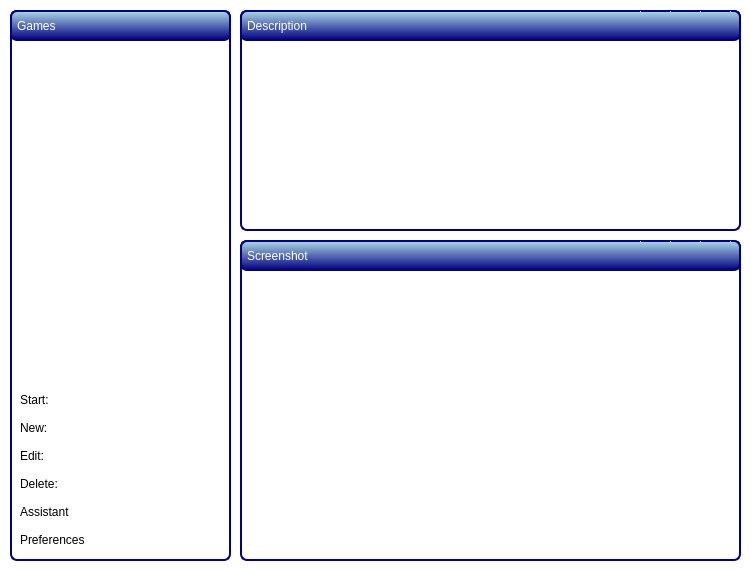
First picture: the form in dboxfe/ui/dboxfe.ui, repository LasDesu/DBoxFE, before the edit.
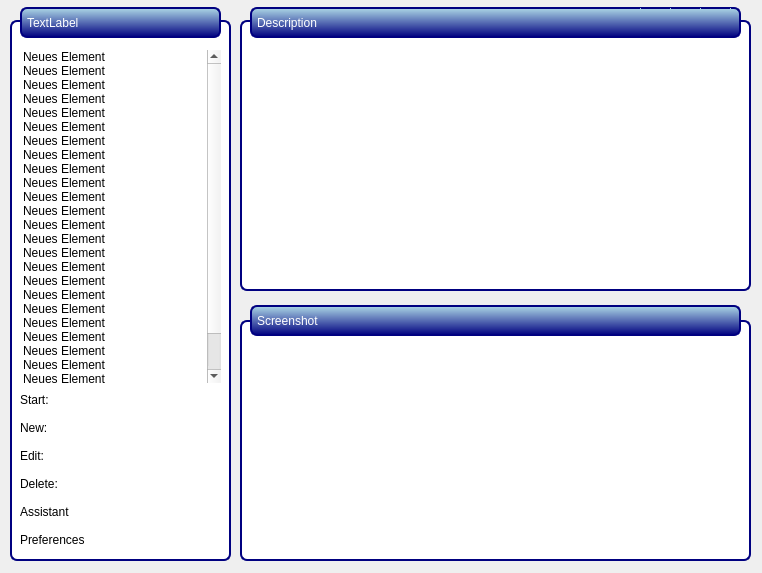
Second picture: the form after the edit. Icons and pictures are not drawn.

```diff
--- a/dboxfe/ui/dboxfe.ui
+++ b/dboxfe/ui/dboxfe.ui
@@ -1,49 +1,39 @@
 <ui version="4.0" >
  <class>UiDBoxFE</class>
  <widget class="QWidget" name="UiDBoxFE" >
-  <property name="enabled" >
-   <bool>true</bool>
-  </property>
   <property name="geometry" >
    <rect>
     <x>0</x>
     <y>0</y>
-    <width>751</width>
-    <height>570</height>
+    <width>762</width>
+    <height>573</height>
    </rect>
   </property>
-  <property name="minimumSize" >
-   <size>
-    <width>751</width>
-    <height>570</height>
-   </size>
-  </property>
-  <property name="maximumSize" >
-   <size>
-    <width>751</width>
-    <height>570</height>
-   </size>
-  </property>
   <property name="windowTitle" >
    <string>DBoxFE - Startscreen</string>
   </property>
   <property name="styleSheet" >
-   <string notr="true" >#UiDBoxFE {
-	background-color: white;
-}
+   <string notr="true" >#textEditGameDescription {
+	padding-top: 20px;
+	padding-bottom: 5px;
+	padding-left: 5px;
+	padding-right: 5px;
 
-#frameGameScreenshot {
+	border: solid;
 	border-width: 2px;
-	padding: 1px;
 	border-style: solid;
 	border-color: navy;
 	border-radius: 7px;
 	background-color: white;
 }
 
-#frameGameDescription {
+#labelGameScreenshot {
+	padding-top: 20px;
+	padding-bottom: 5px;
+	padding-left: 5px;
+	padding-right: 5px;
+	border: solid;
 	border-width: 2px;
-	padding: 1px;
 	border-style: solid;
 	border-color: navy;
 	border-radius: 7px;
@@ -156,47 +146,237 @@
 	border-right: none;
 	border-radius: 1px;
 }
+
+#listWidgetGames {
+	selection-background-color: qlineargradient(x1: 0, y1: 0, x2: 0, y2: 1, stop: 0 lightblue, stop: 1 navy);
+	border: none;
+	background-color: white;
+}
 </string>
   </property>
-  <widget class="QFrame" name="frameGame" >
+  <widget class="QLabel" name="labelGameScreenshot" >
+   <property name="enabled" >
+    <bool>true</bool>
+   </property>
+   <property name="geometry" >
+    <rect>
+     <x>240</x>
+     <y>320</y>
+     <width>511</width>
+     <height>241</height>
+    </rect>
+   </property>
+   <property name="contextMenuPolicy" >
+    <enum>Qt::CustomContextMenu</enum>
+   </property>
+   <property name="styleSheet" >
+    <string notr="true" />
+   </property>
+   <property name="text" >
+    <string/>
+   </property>
+   <property name="scaledContents" >
+    <bool>true</bool>
+   </property>
+  </widget>
+  <widget class="QToolButton" name="btnOpenScreenCapture" >
+   <property name="geometry" >
+    <rect>
+     <x>640</x>
+     <y>305</y>
+     <width>31</width>
+     <height>31</height>
+    </rect>
+   </property>
+   <property name="statusTip" >
+    <string>Open screen capture</string>
+   </property>
+   <property name="styleSheet" >
+    <string notr="true" />
+   </property>
+   <property name="icon" >
+    <iconset resource="../../resource/dboxfe.qrc" >
+     <normaloff>:/pics/images/folder-open_16.png</normaloff>:/pics/images/folder-open_16.png</iconset>
+   </property>
+  </widget>
+  <widget class="QToolButton" name="btnApplyScreenCapture" >
+   <property name="geometry" >
+    <rect>
+     <x>670</x>
+     <y>305</y>
+     <width>31</width>
+     <height>31</height>
+    </rect>
+   </property>
+   <property name="styleSheet" >
+    <string notr="true" />
+   </property>
+   <property name="icon" >
+    <iconset resource="../../resource/dboxfe.qrc" >
+     <normaloff>:/pics/images/apply_16.png</normaloff>:/pics/images/apply_16.png</iconset>
+   </property>
+  </widget>
+  <widget class="QToolButton" name="btnClearScreenCapture" >
+   <property name="geometry" >
+    <rect>
+     <x>700</x>
+     <y>305</y>
+     <width>31</width>
+     <height>31</height>
+    </rect>
+   </property>
+   <property name="styleSheet" >
+    <string notr="true" />
+   </property>
+   <property name="icon" >
+    <iconset resource="../../resource/dboxfe.qrc" >
+     <normaloff>:/pics/images/cancel_16.png</normaloff>:/pics/images/cancel_16.png</iconset>
+   </property>
+  </widget>
+  <widget class="QLabel" name="labelGameSreenshotHeader" >
+   <property name="geometry" >
+    <rect>
+     <x>250</x>
+     <y>305</y>
+     <width>491</width>
+     <height>31</height>
+    </rect>
+   </property>
+   <property name="minimumSize" >
+    <size>
+     <width>0</width>
+     <height>31</height>
+    </size>
+   </property>
+   <property name="maximumSize" >
+    <size>
+     <width>16777215</width>
+     <height>31</height>
+    </size>
+   </property>
+   <property name="styleSheet" >
+    <string notr="true" />
+   </property>
+   <property name="frameShape" >
+    <enum>QFrame::StyledPanel</enum>
+   </property>
+   <property name="text" >
+    <string>Screenshot</string>
+   </property>
+  </widget>
+  <widget class="QTextEdit" name="textEditGameDescription" >
+   <property name="enabled" >
+    <bool>true</bool>
+   </property>
+   <property name="geometry" >
+    <rect>
+     <x>240</x>
+     <y>20</y>
+     <width>511</width>
+     <height>271</height>
+    </rect>
+   </property>
+   <property name="cursor" stdset="0" >
+    <cursorShape>IBeamCursor</cursorShape>
+   </property>
+   <property name="contextMenuPolicy" >
+    <enum>Qt::CustomContextMenu</enum>
+   </property>
+   <property name="styleSheet" >
+    <string notr="true" />
+   </property>
+  </widget>
+  <widget class="QLabel" name="labelGameDescriptionHeader" >
+   <property name="geometry" >
+    <rect>
+     <x>250</x>
+     <y>7</y>
+     <width>491</width>
+     <height>31</height>
+    </rect>
+   </property>
+   <property name="styleSheet" >
+    <string notr="true" />
+   </property>
+   <property name="frameShape" >
+    <enum>QFrame::StyledPanel</enum>
+   </property>
+   <property name="text" >
+    <string>Description</string>
+   </property>
+  </widget>
+  <widget class="QToolButton" name="btnOpenDescriptionText" >
+   <property name="geometry" >
+    <rect>
+     <x>640</x>
+     <y>7</y>
+     <width>31</width>
+     <height>31</height>
+    </rect>
+   </property>
+   <property name="styleSheet" >
+    <string notr="true" />
+   </property>
+   <property name="icon" >
+    <iconset resource="../../resource/dboxfe.qrc" >
+     <normaloff>:/pics/images/folder-open_16.png</normaloff>:/pics/images/folder-open_16.png</iconset>
+   </property>
+  </widget>
+  <widget class="QToolButton" name="btnApplyDescriptionText" >
+   <property name="geometry" >
+    <rect>
+     <x>670</x>
+     <y>7</y>
+     <width>31</width>
+     <height>31</height>
+    </rect>
+   </property>
+   <property name="styleSheet" >
+    <string notr="true" />
+   </property>
+   <property name="icon" >
+    <iconset resource="../../resource/dboxfe.qrc" >
+     <normaloff>:/pics/images/apply_16.png</normaloff>:/pics/images/apply_16.png</iconset>
+   </property>
+  </widget>
+  <widget class="QToolButton" name="btnClearDescriptionText" >
+   <property name="geometry" >
+    <rect>
+     <x>700</x>
+     <y>7</y>
+     <width>31</width>
+     <height>31</height>
+    </rect>
+   </property>
+   <property name="styleSheet" >
+    <string notr="true" />
+   </property>
+   <property name="icon" >
+    <iconset resource="../../resource/dboxfe.qrc" >
+     <normaloff>:/pics/images/cancel_16.png</normaloff>:/pics/images/cancel_16.png</iconset>
+   </property>
+  </widget>
+  <widget class="QLabel" name="frameGame" >
    <property name="geometry" >
     <rect>
      <x>10</x>
-     <y>10</y>
+     <y>20</y>
      <width>221</width>
-     <height>551</height>
+     <height>541</height>
     </rect>
    </property>
    <property name="styleSheet" >
     <string notr="true" />
-   </property>
-   <property name="frameShape" >
-    <enum>QFrame::StyledPanel</enum>
-   </property>
-   <widget class="QLabel" name="labelGameHeader" >
-    <property name="geometry" >
-     <rect>
-      <x>0</x>
-      <y>0</y>
-      <width>221</width>
-      <height>31</height>
-     </rect>
-    </property>
-    <property name="styleSheet" >
-     <string notr="true" />
-    </property>
-    <property name="frameShape" >
-     <enum>QFrame::StyledPanel</enum>
     </property>
     <property name="text" >
-     <string>Games</string>
+    <string/>
     </property>
    </widget>
    <widget class="QWidget" name="layoutWidget" >
     <property name="geometry" >
      <rect>
-      <x>10</x>
-      <y>40</y>
+     <x>20</x>
+     <y>50</y>
       <width>201</width>
       <height>501</height>
      </rect>
@@ -208,9 +388,138 @@
         <enum>Qt::CustomContextMenu</enum>
        </property>
        <property name="styleSheet" >
-        <string notr="true" >selection-background-color: qlineargradient(x1: 0, y1: 0, x2: 0, y2: 1, stop: 0 lightblue, stop: 1 navy);
-border: none;</string>
-       </property>
+       <string notr="true" />
+      </property>
+      <item>
+       <property name="text" >
+        <string>Neues Element</string>
+       </property>
+      </item>
+      <item>
+       <property name="text" >
+        <string>Neues Element</string>
+       </property>
+      </item>
+      <item>
+       <property name="text" >
+        <string>Neues Element</string>
+       </property>
+      </item>
+      <item>
+       <property name="text" >
+        <string>Neues Element</string>
+       </property>
+      </item>
+      <item>
+       <property name="text" >
+        <string>Neues Element</string>
+       </property>
+      </item>
+      <item>
+       <property name="text" >
+        <string>Neues Element</string>
+       </property>
+      </item>
+      <item>
+       <property name="text" >
+        <string>Neues Element</string>
+       </property>
+      </item>
+      <item>
+       <property name="text" >
+        <string>Neues Element</string>
+       </property>
+      </item>
+      <item>
+       <property name="text" >
+        <string>Neues Element</string>
+       </property>
+      </item>
+      <item>
+       <property name="text" >
+        <string>Neues Element</string>
+       </property>
+      </item>
+      <item>
+       <property name="text" >
+        <string>Neues Element</string>
+       </property>
+      </item>
+      <item>
+       <property name="text" >
+        <string>Neues Element</string>
+       </property>
+      </item>
+      <item>
+       <property name="text" >
+        <string>Neues Element</string>
+       </property>
+      </item>
+      <item>
+       <property name="text" >
+        <string>Neues Element</string>
+       </property>
+      </item>
+      <item>
+       <property name="text" >
+        <string>Neues Element</string>
+       </property>
+      </item>
+      <item>
+       <property name="text" >
+        <string>Neues Element</string>
+       </property>
+      </item>
+      <item>
+       <property name="text" >
+        <string>Neues Element</string>
+       </property>
+      </item>
+      <item>
+       <property name="text" >
+        <string>Neues Element</string>
+       </property>
+      </item>
+      <item>
+       <property name="text" >
+        <string>Neues Element</string>
+       </property>
+      </item>
+      <item>
+       <property name="text" >
+        <string>Neues Element</string>
+       </property>
+      </item>
+      <item>
+       <property name="text" >
+        <string>Neues Element</string>
+       </property>
+      </item>
+      <item>
+       <property name="text" >
+        <string>Neues Element</string>
+       </property>
+      </item>
+      <item>
+       <property name="text" >
+        <string>Neues Element</string>
+       </property>
+      </item>
+      <item>
+       <property name="text" >
+        <string>Neues Element</string>
+       </property>
+      </item>
+      <item>
+       <property name="text" >
+        <string>Neues Element</string>
+       </property>
+      </item>
+      <item>
+       <property name="text" >
+        <string>Neues Element</string>
+       </property>
+      </item>
       </widget>
      </item>
      <item row="1" column="0" >
@@ -531,236 +840,21 @@
      </item>
     </layout>
    </widget>
-  </widget>
-  <widget class="QFrame" name="frameGameScreenshot" >
+  <widget class="QLabel" name="labelGameHeader" >
    <property name="geometry" >
     <rect>
-     <x>240</x>
-     <y>240</y>
-     <width>501</width>
-     <height>321</height>
-    </rect>
-   </property>
-   <property name="styleSheet" >
-    <string notr="true" />
-   </property>
-   <property name="frameShape" >
-    <enum>QFrame::StyledPanel</enum>
-   </property>
-   <widget class="QLabel" name="labelGameScreenshot" >
-    <property name="enabled" >
-     <bool>true</bool>
-    </property>
-    <property name="geometry" >
-     <rect>
-      <x>10</x>
-      <y>42</y>
-      <width>481</width>
-      <height>271</height>
-     </rect>
-    </property>
-    <property name="contextMenuPolicy" >
-     <enum>Qt::CustomContextMenu</enum>
-    </property>
-    <property name="styleSheet" >
-     <string notr="true" >padding: 1px;
-border-radius: 7px;
-border: none;
-background-color: white;
-</string>
-    </property>
-    <property name="text" >
-     <string/>
-    </property>
-    <property name="scaledContents" >
-     <bool>true</bool>
-    </property>
-   </widget>
-   <widget class="QLabel" name="labelGameSreenshotHeader" >
-    <property name="geometry" >
-     <rect>
-      <x>0</x>
-      <y>0</y>
-      <width>501</width>
+     <x>20</x>
+     <y>7</y>
+     <width>201</width>
       <height>31</height>
      </rect>
     </property>
     <property name="styleSheet" >
      <string notr="true" />
     </property>
-    <property name="frameShape" >
-     <enum>QFrame::StyledPanel</enum>
-    </property>
     <property name="text" >
-     <string>Screenshot</string>
-    </property>
-   </widget>
-   <widget class="QToolButton" name="btnClearScreenCapture" >
-    <property name="geometry" >
-     <rect>
-      <x>460</x>
-      <y>0</y>
-      <width>31</width>
-      <height>31</height>
-     </rect>
-    </property>
-    <property name="styleSheet" >
-     <string notr="true" />
-    </property>
-    <property name="icon" >
-     <iconset resource="../../resource/dboxfe.qrc" >
-      <normaloff>:/pics/images/cancel_16.png</normaloff>:/pics/images/cancel_16.png</iconset>
-    </property>
-   </widget>
-   <widget class="QToolButton" name="btnApplyScreenCapture" >
-    <property name="geometry" >
-     <rect>
-      <x>430</x>
-      <y>0</y>
-      <width>31</width>
-      <height>31</height>
-     </rect>
-    </property>
-    <property name="styleSheet" >
-     <string notr="true" />
-    </property>
-    <property name="icon" >
-     <iconset resource="../../resource/dboxfe.qrc" >
-      <normaloff>:/pics/images/apply_16.png</normaloff>:/pics/images/apply_16.png</iconset>
-    </property>
-   </widget>
-   <widget class="QToolButton" name="btnOpenScreenCapture" >
-    <property name="geometry" >
-     <rect>
-      <x>400</x>
-      <y>0</y>
-      <width>31</width>
-      <height>31</height>
-     </rect>
-    </property>
-    <property name="statusTip" >
-     <string>Open screen capture</string>
-    </property>
-    <property name="styleSheet" >
-     <string notr="true" />
-    </property>
-    <property name="icon" >
-     <iconset resource="../../resource/dboxfe.qrc" >
-      <normaloff>:/pics/images/folder-open_16.png</normaloff>:/pics/images/folder-open_16.png</iconset>
-    </property>
-   </widget>
-  </widget>
-  <widget class="QFrame" name="frameGameDescription" >
-   <property name="geometry" >
-    <rect>
-     <x>240</x>
-     <y>10</y>
-     <width>501</width>
-     <height>221</height>
-    </rect>
-   </property>
-   <property name="styleSheet" >
-    <string notr="true" />
-   </property>
-   <property name="frameShape" >
-    <enum>QFrame::StyledPanel</enum>
-   </property>
-   <widget class="QTextEdit" name="textEditGameDescription" >
-    <property name="enabled" >
-     <bool>true</bool>
-    </property>
-    <property name="geometry" >
-     <rect>
-      <x>10</x>
-      <y>40</y>
-      <width>481</width>
-      <height>171</height>
-     </rect>
-    </property>
-    <property name="cursor" stdset="0" >
-     <cursorShape>IBeamCursor</cursorShape>
-    </property>
-    <property name="contextMenuPolicy" >
-     <enum>Qt::CustomContextMenu</enum>
-    </property>
-    <property name="styleSheet" >
-     <string notr="true" >padding: 1px;
-border: none;
-border-radius: 7px;
-background-color: white;
-</string>
-    </property>
-   </widget>
-   <widget class="QLabel" name="labelGameDescriptionHeader" >
-    <property name="geometry" >
-     <rect>
-      <x>0</x>
-      <y>0</y>
-      <width>501</width>
-      <height>31</height>
-     </rect>
-    </property>
-    <property name="styleSheet" >
-     <string notr="true" />
-    </property>
-    <property name="frameShape" >
-     <enum>QFrame::StyledPanel</enum>
-    </property>
-    <property name="text" >
-     <string>Description</string>
-    </property>
-   </widget>
-   <widget class="QToolButton" name="btnApplyDescriptionText" >
-    <property name="geometry" >
-     <rect>
-      <x>430</x>
-      <y>0</y>
-      <width>31</width>
-      <height>31</height>
-     </rect>
-    </property>
-    <property name="styleSheet" >
-     <string notr="true" />
-    </property>
-    <property name="icon" >
-     <iconset resource="../../resource/dboxfe.qrc" >
-      <normaloff>:/pics/images/apply_16.png</normaloff>:/pics/images/apply_16.png</iconset>
-    </property>
-   </widget>
-   <widget class="QToolButton" name="btnClearDescriptionText" >
-    <property name="geometry" >
-     <rect>
-      <x>460</x>
-      <y>0</y>
-      <width>31</width>
-      <height>31</height>
-     </rect>
-    </property>
-    <property name="styleSheet" >
-     <string notr="true" />
-    </property>
-    <property name="icon" >
-     <iconset resource="../../resource/dboxfe.qrc" >
-      <normaloff>:/pics/images/cancel_16.png</normaloff>:/pics/images/cancel_16.png</iconset>
-    </property>
-   </widget>
-   <widget class="QToolButton" name="btnOpenDescriptionText" >
-    <property name="geometry" >
-     <rect>
-      <x>400</x>
-      <y>0</y>
-      <width>31</width>
-      <height>31</height>
-     </rect>
-    </property>
-    <property name="styleSheet" >
-     <string notr="true" />
-    </property>
-    <property name="icon" >
-     <iconset resource="../../resource/dboxfe.qrc" >
-      <normaloff>:/pics/images/folder-open_16.png</normaloff>:/pics/images/folder-open_16.png</iconset>
-    </property>
-   </widget>
+    <string>TextLabel</string>
+   </property>
   </widget>
  </widget>
  <resources>
```
Lines whose indentation alone changed are shown as unchanged.
